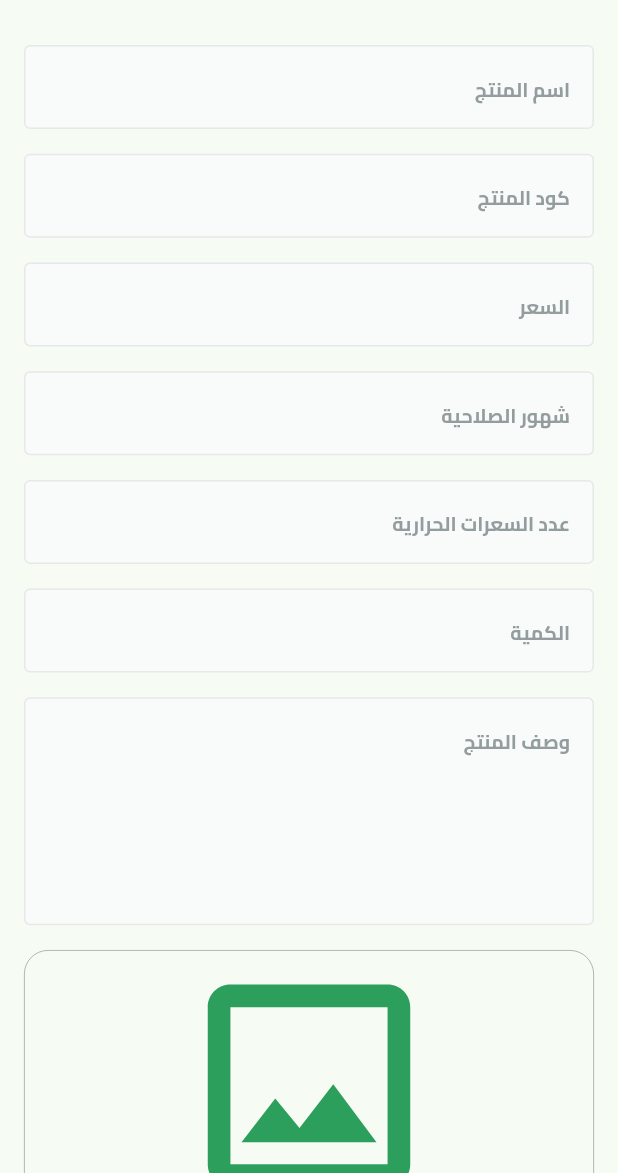
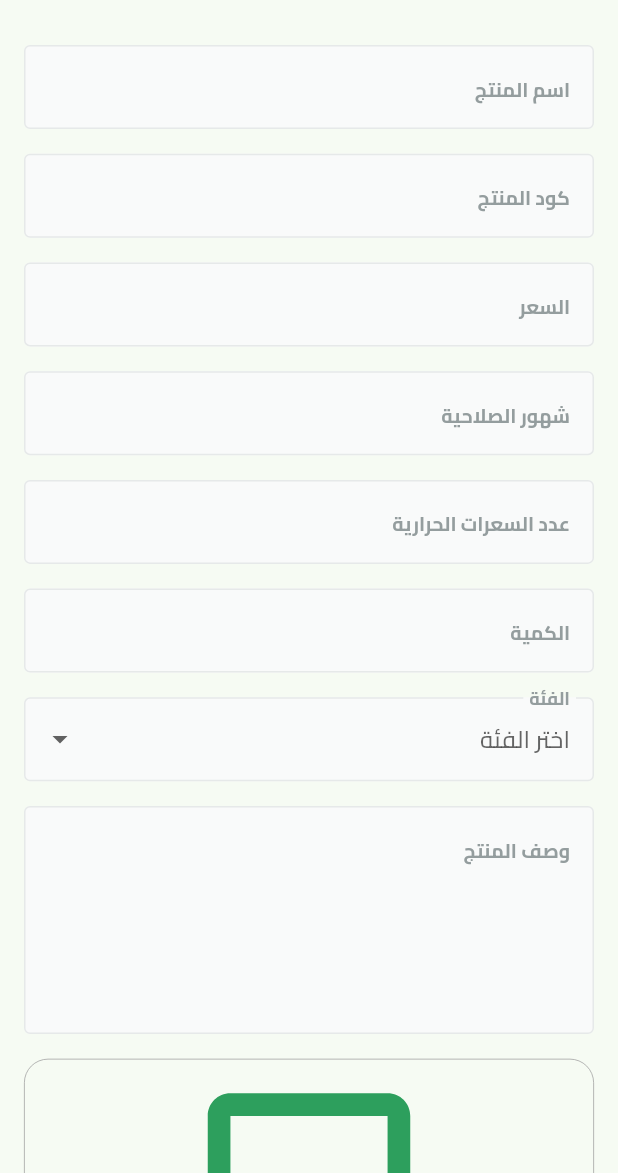
Before and after one commit to JohnAmir450/GAC-Dashboard, a Flutter app: the AddProductView screen opened by its route, on a phone screen of 412 x 824 dp, the part 63-1236 px from its top. Run offline on Flutter 3.47's test engine with Material 3 defaults, Android fonts, the phone set to English and light mode, and no system bars; drawn by our look-alikes of modal_progress_hud_nsn; our stand-ins replace cached_network_image, cloud_firestore, dartz, firebase_auth, firebase_core, firebase_storage and 6 more; missing offline and left inert: onesignal_flutter; accounts and stored records are empty.

Commit message:
Add category functionality to product management
- Introduced category selection in product addition and update forms.
- Updated `ProductEntity` and `ProductModel` to include category.
- Removed unused `getProductIdByField` method and replaced with `getProduct`.
- Added `CustomCategoryDropDownButtonFormField` for category selection.
- Adjusted cubits and repositories to handle category data.

```diff
--- a/lib/core/repos/products_repo/products_repo.dart
+++ b/lib/core/repos/products_repo/products_repo.dart
@@ -10,8 +10,6 @@ Either<Failure, Stream<List<ProductEntity>>> getProductsStream({Map<String, dyna
 Future<Either<Failure,void>> updateProduct({required String documentId, required ProductEntity productEntity});
 
 Future<Either<Failure,void>> deleteProduct({required String documentId});
-  Future<Either<Failure, String>> getProductIdByField({
-  required String field,
-  required dynamic value,
-});
+
+Future<Either<Failure,String>> getProduct({required String code});
 }
--- /dev/null
+++ b/lib/core/widgets/custom_drop_down_form_field.dart
@@ -0,0 +1,48 @@
+import 'package:flutter/material.dart';
+import 'package:gac_dashboard/core/utils/app_text_styles.dart';
+
+class CustomCategoryDropDownButtonFormField extends StatelessWidget {
+  final String? value;
+  final List<DropdownMenuItem<String>>? items;
+  final void Function(String?)? onChanged;
+  const CustomCategoryDropDownButtonFormField({
+    super.key,
+    this.value,
+    this.items,
+    this.onChanged,
+  });
+
+  @override
+  Widget build(BuildContext context) {
+    return DropdownButtonFormField<String>(
+      value: value, // Default selected value
+      decoration: InputDecoration(
+        labelText: 'الفئة',
+
+        labelStyle: TextStyles.bold16.copyWith(color: const Color(0xff949D9E)),
+        hintText: 'اختر الفئة',
+        hintStyle: TextStyles.bold13.copyWith(color: const Color(0xff949D9E)),
+        filled: true,
+        fillColor: const Color(0xffF9FAFA),
+        border: buildBorder(),
+        enabledBorder: buildBorder(),
+        focusedBorder: buildBorder(),
+      ),
+      items: items,
+      onChanged: onChanged,
+      validator: (value) {
+        if (value == null || value.isEmpty) {
+          return 'يرجى اختيار الفئة';
+        }
+        return null;
+      },
+    );
+  }
+
+  OutlineInputBorder buildBorder() {
+    return OutlineInputBorder(
+      borderRadius: BorderRadius.circular(4.0),
+      borderSide: const BorderSide(color: Color(0xffE6E9E9)),
+    );
+  }
+}
--- a/lib/features/add_product/data/models/product_model.dart
+++ b/lib/features/add_product/data/models/product_model.dart
@@ -18,10 +18,12 @@ class ProductModel {
    num ratingCount=0;
   final List<ReviewModel>reviews;
   final int? sellingCount;
+  final String? category;
 
   ProductModel({
     required this.numberOfCalories,
     required this.expirationMonths,
+    required this.category,
     required this.isOrganic,
     required this.productQuantity,
     required this.name,
@@ -37,6 +39,7 @@ class ProductModel {
 
   factory ProductModel.fromEntity( ProductEntity addProductEntity) {
     return ProductModel(
+      category: addProductEntity.category,
       name: addProductEntity.name,
       price: addProductEntity.price,
       description: addProductEntity.description,
@@ -56,6 +59,7 @@ class ProductModel {
       name: json['name'],
       price: json['price'],
       description: json['description'],
+      category: json['category'],
       code: json['code'],
       fileImage: File(json['fileImage']),
       isFeatured: json['isFeatured'],
@@ -74,6 +78,7 @@ class ProductModel {
     return {
       'name': name,
       'price': price,
+      'category': category,
       'description': description,
       'code': code,
       'fileImage': fileImage!.path,
@@ -92,6 +97,7 @@ class ProductModel {
     return ProductEntity(
       name: name,
       price: price,
+      category: category,
       description: description,
       code: code,
       fileImage: fileImage,
--- a/lib/features/add_product/domain/entities/product_entity.dart
+++ b/lib/features/add_product/domain/entities/product_entity.dart
@@ -17,6 +17,7 @@ class ProductEntity {
    num avgRating=0;
    num ratingCount=0;
   final List<ReviewEntity>reviews;
+  final String? category;
 
   ProductEntity({
     required this.numberOfCalories,
@@ -31,6 +32,6 @@ class ProductEntity {
     required this.isFeatured,
     this.imageUrl,
     required this.reviews,
-
+    required this.category
   });
 }
--- a/lib/features/add_product/presentation/manager/add_product/add_product_cubit.dart
+++ b/lib/features/add_product/presentation/manager/add_product/add_product_cubit.dart
@@ -11,39 +11,45 @@ part 'add_product_state.dart';
 
 class AddProductCubit extends Cubit<AddProductState> {
   final ImagesRepo imagesRepo;
-  final ProductsRepo  productsRepo;
+  final ProductsRepo productsRepo;
+  List<String> categories = [
+    'شيف',
+    'تبارك',
+    'ماليزي',
+    'شروق',
+    'سماسم',
+    'الدوار',
+  ]; // Example category list
+  String? selectedCategory;
 
-  AddProductCubit(this.imagesRepo, this.productsRepo) : super(AddProductInitialState());
+  AddProductCubit(this.imagesRepo, this.productsRepo)
+      : super(AddProductInitialState());
 
-final TextEditingController productName=TextEditingController();
-final TextEditingController productCode=TextEditingController();
-final TextEditingController productDescription=TextEditingController();
-num? productPrice,expirationMonths,productQuantity,numberOfCalories;
-var formKey= GlobalKey<FormState>();
+  final TextEditingController productName = TextEditingController();
+  final TextEditingController productCode = TextEditingController();
+  final TextEditingController productDescription = TextEditingController();
+  num? productPrice, expirationMonths, productQuantity, numberOfCalories;
+  var formKey = GlobalKey<FormState>();
   bool isFeatured = false;
-bool isOrganic= true;
+  bool isOrganic = true;
   File? productImage;
 
-
-
-
-Future<void> addProduct({required ProductEntity addProductEntity})async{
+  Future<void> addProduct({required ProductEntity addProductEntity}) async {
     emit(AddProductLoadingState());
-  final result=await imagesRepo.uploadImage(image: addProductEntity.fileImage!);
+    final result =
+        await imagesRepo.uploadImage(image: addProductEntity.fileImage!);
 
     result.fold((failure) {
       emit(AddProductFailureState(errorMessage: failure.message));
-  }, (imageUrl) async{
-    addProductEntity.imageUrl=imageUrl;
-    final result=await productsRepo.addProduct(addProductEntity: addProductEntity);
+    }, (imageUrl) async {
+      addProductEntity.imageUrl = imageUrl;
+      final result =
+          await productsRepo.addProduct(addProductEntity: addProductEntity);
       result.fold((failure) {
         emit(AddProductFailureState(errorMessage: failure.message));
       }, (success) {
         emit(AddProductSuccessState());
       });
     });
-
-
   }
-
 }
--- a/lib/features/add_product/presentation/views/widgets/add_product_text_fields.dart
+++ b/lib/features/add_product/presentation/views/widgets/add_product_text_fields.dart
@@ -1,5 +1,6 @@
 import 'package:flutter/material.dart';
 import 'package:gac_dashboard/core/utils/spacing.dart';
+import 'package:gac_dashboard/core/widgets/custom_drop_down_form_field.dart';
 import 'package:gac_dashboard/core/widgets/custom_text_field.dart';
 import 'package:gac_dashboard/features/add_product/presentation/manager/add_product/add_product_cubit.dart';
 
@@ -61,6 +62,19 @@ class AddProductTextFields extends StatelessWidget {
           textInputType: TextInputType.number,
         ),
         verticalSpace(16),
+         CustomCategoryDropDownButtonFormField(
+                value: cubit.selectedCategory ,
+                items: cubit.categories.map((category) {
+                  return DropdownMenuItem<String>(
+                    value: category,
+                    child: FittedBox(child: Text(category)),
+                  );
+                }).toList(),
+                onChanged: (value) {
+                  cubit.selectedCategory = value;
+                },
+              ),
+        verticalSpace(16),
         CustomTextFormField(
           hintText: 'وصف المنتج',
           onChanged: (value) {
--- a/lib/features/add_product/presentation/views/widgets/add_product_view_body.dart
+++ b/lib/features/add_product/presentation/views/widgets/add_product_view_body.dart
@@ -39,14 +39,14 @@ class AddProductViewBody extends StatelessWidget {
                 cubit.isOrganic = value;
               }),
               verticalSpace(30),
+
               CustomButton(
                   text: 'اضافة المنتج',
                   onPressed: () {
                     if (cubit.productImage != null) {
                       if (cubit.formKey.currentState!.validate()) {
                         ProductEntity input = productData(cubit);
-                        cubit.addProduct(
-                            addProductEntity:input );
+                        cubit.addProduct(addProductEntity: input);
                       }
                     } else {
                       showSnackBar(context, text: 'يجب اضافة صورة للمنتج');
@@ -60,22 +60,19 @@ class AddProductViewBody extends StatelessWidget {
   }
 
   ProductEntity productData(AddProductCubit cubit) {
-    ProductEntity input=ProductEntity(
+    ProductEntity input = ProductEntity(
         fileImage: cubit.productImage,
-            numberOfCalories:
-                cubit.numberOfCalories?.toInt() ?? 0,
-            expirationMonths:
-                cubit.expirationMonths?.toInt() ?? 12,
+        numberOfCalories: cubit.numberOfCalories?.toInt() ?? 0,
+        expirationMonths: cubit.expirationMonths?.toInt() ?? 12,
         isOrganic: cubit.isOrganic,
-            productQuantity:
-                cubit.productQuantity?.toInt() ?? 0,
+        productQuantity: cubit.productQuantity?.toInt() ?? 0,
         name: cubit.productName.text,
         price: cubit.productPrice?.toInt() ?? 0,
         description: cubit.productDescription.text,
         code: cubit.productCode.text,
         isFeatured: cubit.isFeatured,
-            reviews: []
-            );
+        category: cubit.selectedCategory ?? 'الفئة',
+        reviews: []);
     return input;
   }
 }
--- a/lib/features/orders/presentation/views/widgets/custom_drop_down_button.dart
+++ b/lib/features/orders/presentation/views/widgets/custom_drop_down_button.dart
@@ -58,7 +58,6 @@ class _CustomDropDownButtonState extends State<CustomDropDownButton> {
       onChanged: (value) {
         if (value != null) {
           if (value == 'تم الإلغاء' || value == 'تم الاستلام') {
-
             customQuickAlertView(
               context,
               title: 'هل انت متأكد من حالة هذا الطلب ؟ : $value',
@@ -68,7 +67,6 @@ class _CustomDropDownButtonState extends State<CustomDropDownButton> {
               onConfirmBtnTap: () {
                 showSnackBar(context, text: 'تم تنفيذ العملية بنجاح');
                 Navigator.pop(context); // Close the dialog
-
 
                 updateOrderStatus(context, value);
                 if (value == 'تم الإلغاء') {
@@ -84,7 +82,6 @@ class _CustomDropDownButtonState extends State<CustomDropDownButton> {
               },
             );
           } else {
-
             updateOrderStatus(context, value);
           }
         }
```
Also changed, not shown: lib/core/cubits/product_updates/product_updates_cubit.dart (+23 -20 lines), lib/core/repos/products_repo/products_repo_impl.dart (+11 -20 lines), lib/features/dashboard/presentation/views/widgets/update_product_view_body.dart (+31 -6 lines). Lines whose indentation alone changed are shown as unchanged.
